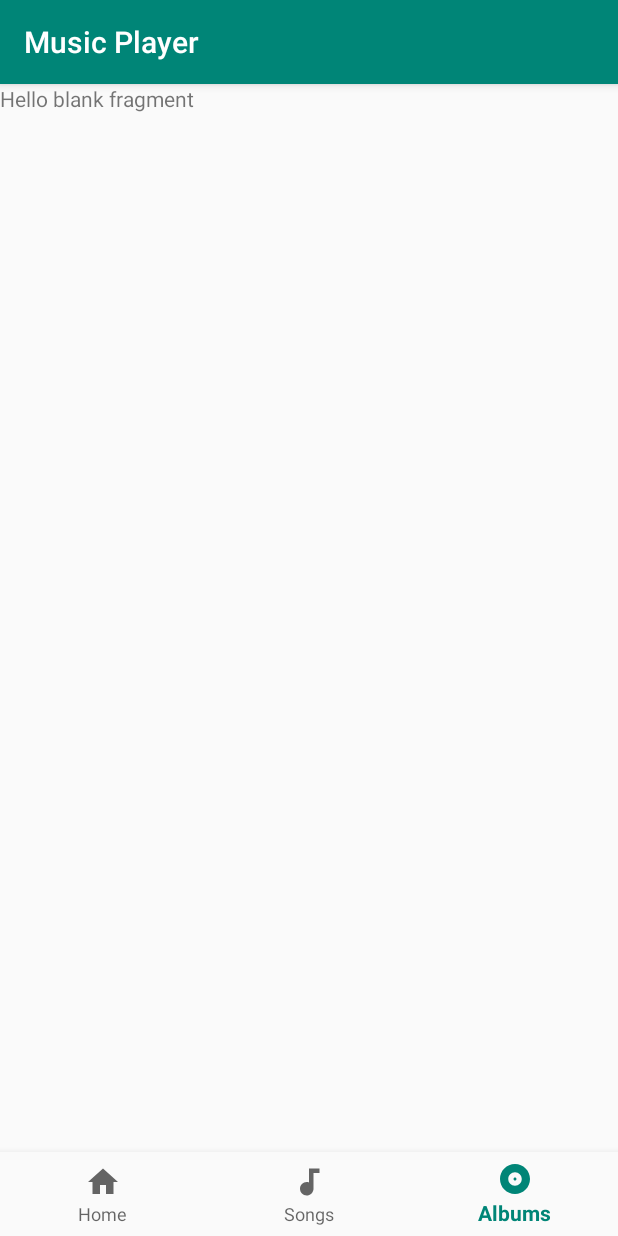
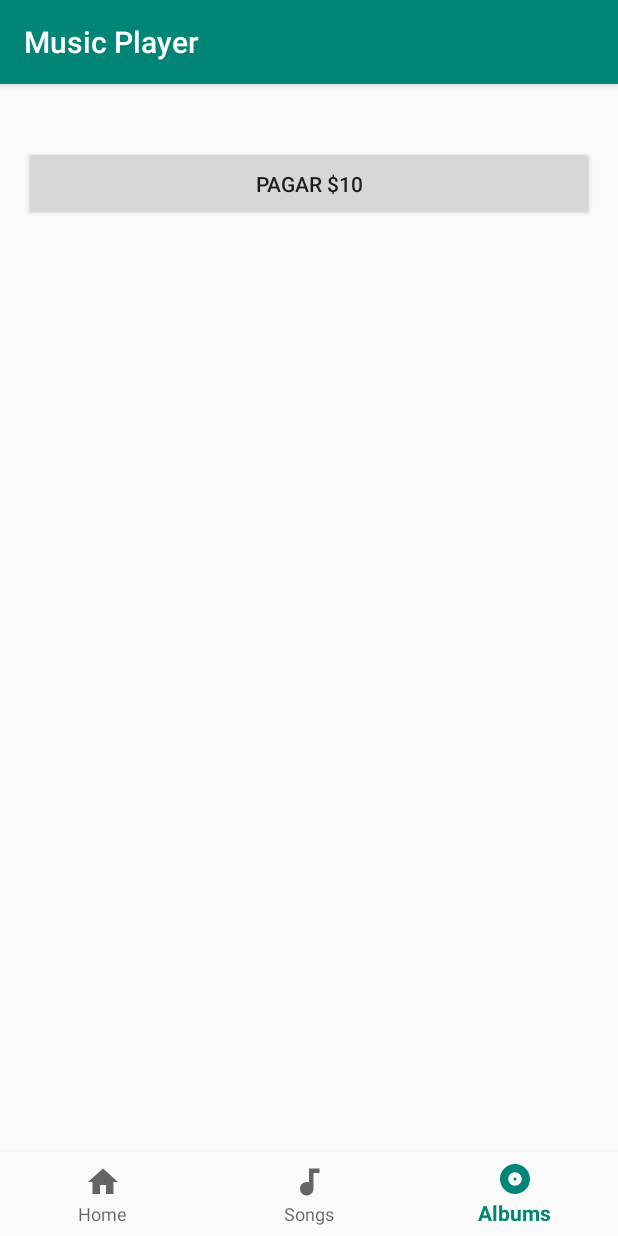
Before and after one commit to misaki1301/Trinity-Player, an Android app: the screen it shows after launch (BottomNavigationActivity), item 3 of the bottom bar chosen, on a phone screen of 412 x 824 dp. Run offline under Robolectric (Android 15) with nearby library versions, the phone set to English and light mode, and no system bars; libraries missing offline, so code that uses them is left out: com.mercadopago.android.

Commit message:
MercadoPago SDK implemented for testing

```diff
--- a/app/build.gradle
+++ b/app/build.gradle
@@ -9,8 +9,8 @@ android {
     buildToolsVersion "29.0.0"
     defaultConfig {
         applicationId "com.shibuyaxpress.trinity_player"
-        minSdkVersion 19
-        targetSdkVersion 29
+        minSdkVersion 26
+        targetSdkVersion 26
         versionCode 1
         versionName "1.0"
         testInstrumentationRunner "androidx.test.runner.AndroidJUnitRunner"
@@ -49,4 +49,5 @@ dependencies {
     androidTestImplementation 'androidx.test.espresso:espresso-core:3.2.0'
     implementation 'androidx.cardview:cardview:1.0.0'
     implementation 'androidx.recyclerview:recyclerview:1.0.0'
+    implementation 'com.mercadopago.android.px:checkout:4.0.+'
 }
--- a/app/src/main/AndroidManifest.xml
+++ b/app/src/main/AndroidManifest.xml
@@ -3,6 +3,7 @@
           xmlns:tools="http://schemas.android.com/tools"
           package="com.shibuyaxpress.trinity_player">
 
+    <uses-permission android:name="android.permission.INTERNET" />
     <uses-permission android:name="android.permission.READ_EXTERNAL_STORAGE"/>
     <uses-permission android:name="android.permission.WAKE_LOCK" />
     <application
--- a/app/src/main/java/com/shibuyaxpress/trinity_player/BottomNavigationActivity.kt
+++ b/app/src/main/java/com/shibuyaxpress/trinity_player/BottomNavigationActivity.kt
@@ -11,6 +11,7 @@ import androidx.fragment.app.FragmentManager
 import com.shibuyaxpress.trinity_player.Utils.PermissionUtil
 import com.shibuyaxpress.trinity_player.fragments.AlbumFragment
 import com.shibuyaxpress.trinity_player.fragments.HomeFragment
+import com.shibuyaxpress.trinity_player.fragments.MercadoPagoFragment
 import com.shibuyaxpress.trinity_player.fragments.SongsFragment
 
 class BottomNavigationActivity : AppCompatActivity() {
@@ -25,7 +26,7 @@ class BottomNavigationActivity : AppCompatActivity() {
     private var fragmentManager: FragmentManager? = null
     private var homeFragment = HomeFragment()
     private var songsFragment = SongsFragment()
-    private var albumFragment = AlbumFragment()
+    private var albumFragment = MercadoPagoFragment()
     private var activeFragment: Fragment? = homeFragment
 
     private val onNavigationItemSelectedListener = BottomNavigationView.OnNavigationItemSelectedListener { item ->
--- /dev/null
+++ b/app/src/main/java/com/shibuyaxpress/trinity_player/fragments/MercadoPagoFragment.kt
@@ -0,0 +1,37 @@
+package com.shibuyaxpress.trinity_player.fragments
+
+
+import android.os.Bundle
+import androidx.fragment.app.Fragment
+import android.view.LayoutInflater
+import android.view.View
+import android.view.ViewGroup
+import android.widget.Button
+import com.mercadopago.android.px.core.MercadoPagoCheckout
+import com.shibuyaxpress.trinity_player.R
+
+class MercadoPagoFragment : Fragment() {
+
+    private val REQUEST_CODE: Int? = 1
+
+    override fun onCreateView(
+        inflater: LayoutInflater, container: ViewGroup?,
+        savedInstanceState: Bundle?
+    ): View? {
+        val rootView = inflater.inflate(R.layout.fragment_mercado_pago, container, false)
+        // Inflate the layout for this fragment
+        val mercadopagoButton = rootView.findViewById<Button>(R.id.mercado_pago_button)
+        mercadopagoButton.setOnClickListener {
+            makePayWithMercadoPago("175779689-9a2ec53c-9e5c-4ed7-b995-3e589ec13e00")
+        }
+        return rootView
+    }
+
+    private fun makePayWithMercadoPago(checkoutPreferenceId: String?){
+        val payment = MercadoPagoCheckout.Builder("TEST-dedef75d-7d70-4491-926b-cc2ff3eaeceb", checkoutPreferenceId!!)
+            .build()
+        payment.startPayment(activity!!.applicationContext,REQUEST_CODE!!)
+    }
+
+
+}
--- /dev/null
+++ b/app/src/main/res/layout/fragment_mercado_pago.xml
@@ -0,0 +1,32 @@
+<?xml version="1.0" encoding="utf-8"?>
+<FrameLayout xmlns:android='http://schemas.android.com/apk/res/android'
+             xmlns:tools='http://schemas.android.com/tools'
+             android:layout_width='match_parent'
+             android:layout_height='match_parent'
+             android:paddingLeft='@dimen/activity_horizontal_margin'
+             android:paddingRight='@dimen/activity_horizontal_margin'
+             android:paddingTop='@dimen/activity_vertical_margin'
+             android:paddingBottom='@dimen/activity_vertical_margin'
+             android:orientation='vertical'
+             tools:context='.MainActivity'>
+    <LinearLayout
+            android:id="@+id/mpsdkRegularLayout"
+            android:layout_width="match_parent"
+            android:layout_height="match_parent"
+            android:orientation="vertical">
+
+        <Button
+                android:id="@+id/mercado_pago_button"
+                android:layout_width='match_parent'
+                android:layout_height='50dp'
+                android:layout_marginTop='25dp'
+                android:gravity='center'
+                android:text='Pagar $10'/>
+
+        <TextView
+                android:layout_width='match_parent'
+                android:layout_height='wrap_content'
+                android:id='@+id/mp_results'
+                android:paddingTop='50dp'/>
+    </LinearLayout>
+</FrameLayout>
```
Also changed, not shown: app/src/main/java/com/shibuyaxpress/trinity_player/fragments/AlbumFragment.kt (+0 -10 lines), app/src/main/java/com/shibuyaxpress/trinity_player/services/MusicService.kt (added, +55 -0 lines), app/src/main/res/layout/mpsdk_view_progress_bar.xml (added, +15 -0 lines).
